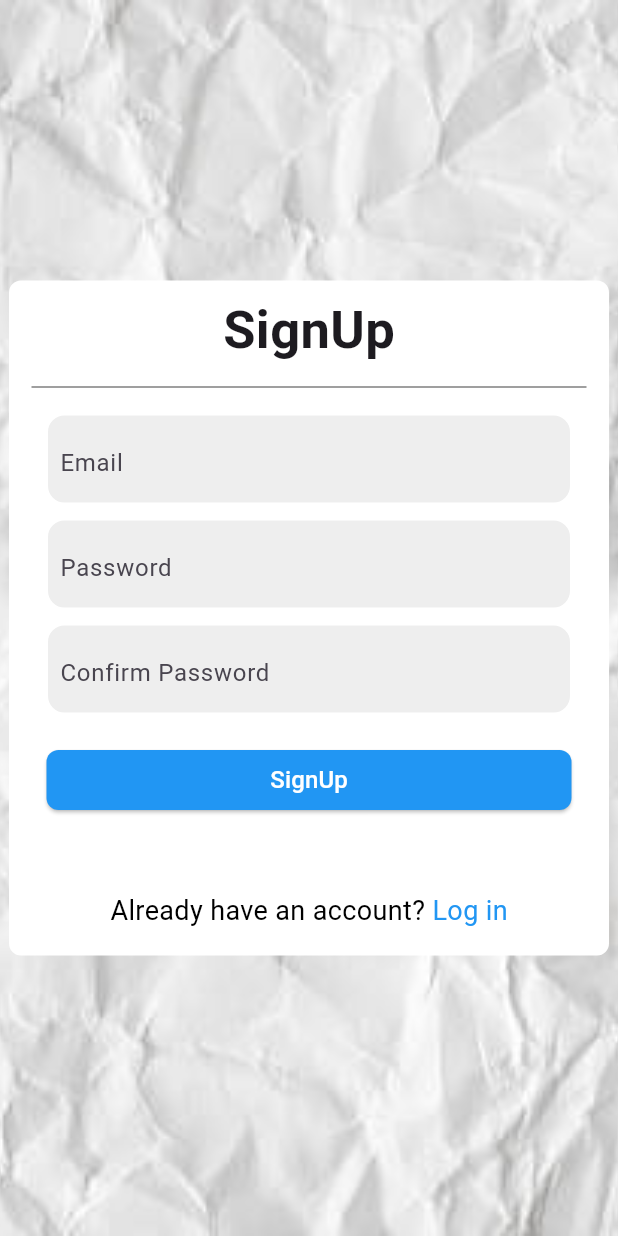
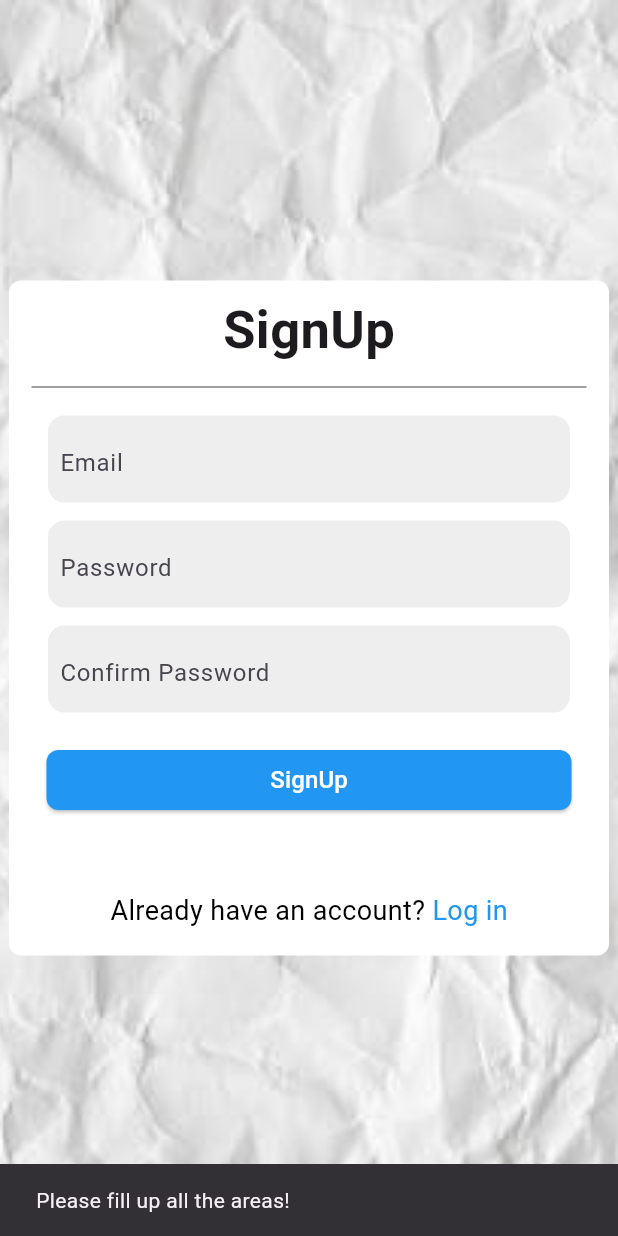
Before and after one commit to kushalchh07/Hamro-Note-Using-flutter, a Flutter app: the screen it shows after launch, after a tap on "SignUp", on a phone screen of 412 x 824 dp. Run offline on Flutter 3.47's test engine with Material 3 defaults, Android fonts, the light colour scheme and no system bars; our stand-ins replace cloud_firestore, firebase_auth, firebase_core, google_fonts; accounts and stored records are empty; Roboto replaces fonts that are missing (Abel).

Commit message:
Another Commit

```diff
--- a/lib/loginOrsignup/signup.dart
+++ b/lib/loginOrsignup/signup.dart
@@ -26,12 +26,21 @@ class _SignUpState extends State<SignUp> {
     var userPassword = passwordController.text.trim();
     var confirmPassword = confpassController.text.trim();
 
+    showDialog(
+      context: context,
+      builder: (context) {
+        return const Center(
+          child: CircularProgressIndicator(),
+        );
+      },
+    );
+
     if (userEmail != '' && userPassword != '' && confirmPassword != '') {
       try {
         if (userPassword == confirmPassword) {
           await FirebaseAuth.instance.createUserWithEmailAndPassword(
               email: userEmail, password: userPassword);
-
+          Navigator.pop(context);
           // .then((value) => {
           //       FirebaseFirestore.instance.collection('users').doc().set({
           //         "userEmail": userEmail,
@@ -41,11 +50,28 @@ class _SignUpState extends State<SignUp> {
           //       })
           //     });
         } else {
-          print('Error');
+          Navigator.pop(context);
+          ScaffoldMessenger.of(context).showSnackBar(
+            SnackBar(
+              content: Text("Password Donot Match!"),
+            ),
+          );
         }
-      } on FirebaseAuthException catch (e) {}
+      } on FirebaseAuthException catch (e) {
+        Navigator.pop(context);
+        ScaffoldMessenger.of(context).showSnackBar(
+          SnackBar(
+            content: Text(e.toString()),
+          ),
+        );
+      }
     } else {
-      //Display snacbar as please fill up all the textfield
+      Navigator.pop(context);
+      ScaffoldMessenger.of(context).showSnackBar(
+        SnackBar(
+          content: Text("Please fill up all the areas!"),
+        ),
+      );
     }
   }
 
```
Also changed, not shown: lib/Notes/createnote.dart (+18 -5 lines), lib/Notes/homepage.dart (+7 -0 lines), lib/loginOrsignup/login.dart (+25 -1 lines).
